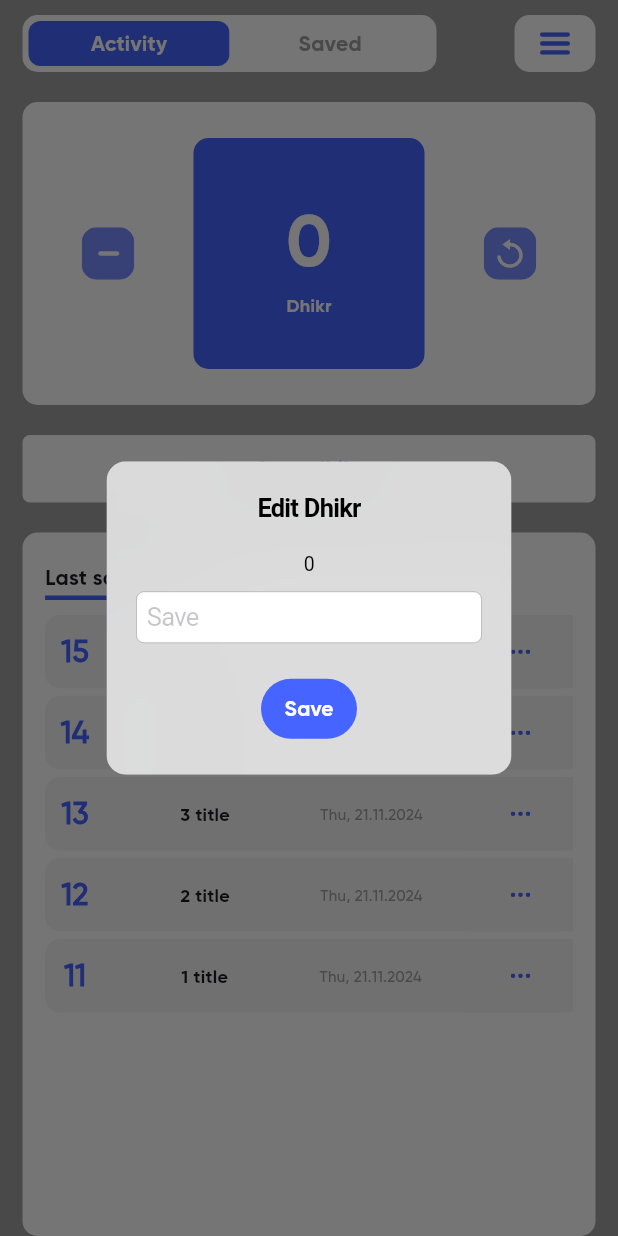
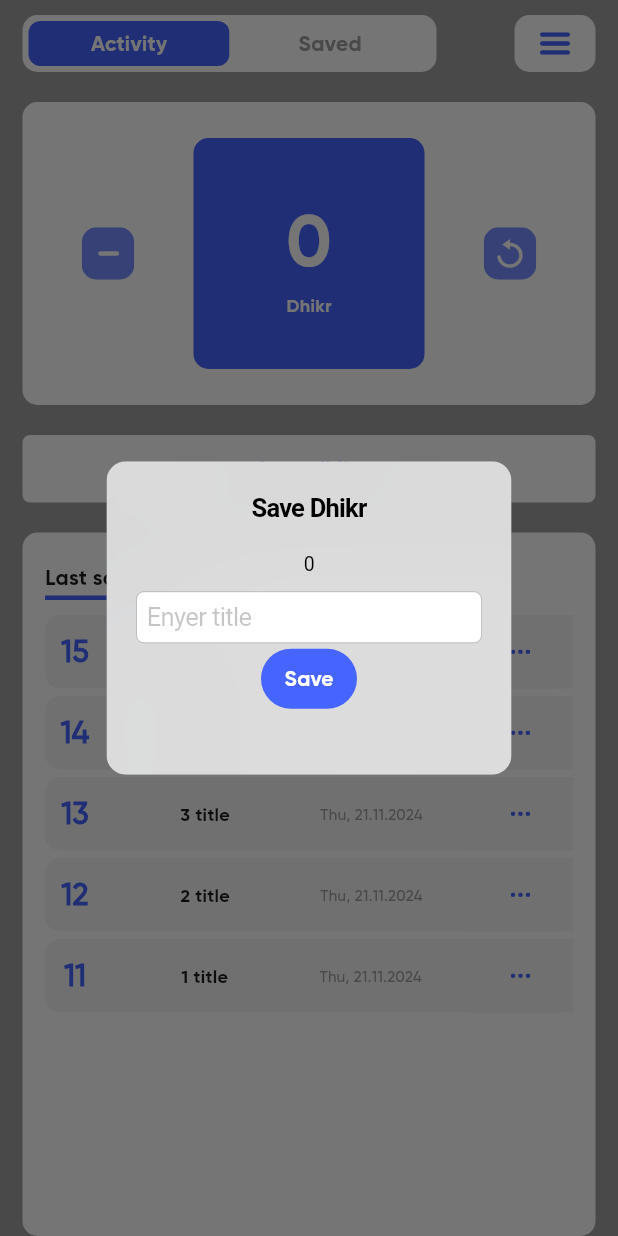
Before and after one commit to siblapin/lessons_new, a Flutter app: the screen it shows after launch, after a tap on "Save dhikr", on a phone screen of 412 x 824 dp. Run offline on Flutter 3.47's test engine with Material 3 defaults, Android fonts, the phone set to English and light mode, and no system bars; our stand-ins replace flutter_svg, go_router, shared_preferences.

Commit message:
ver 0.12 provider

```diff
--- a/lib/constants/constants.dart
+++ b/lib/constants/constants.dart
@@ -1,65 +1,5 @@
-import 'package:alpha16/models/dhikr.dart';
-import 'package:alpha16/screens/home/database_section.dart';
 import 'package:flutter/cupertino.dart';
 import 'package:flutter/material.dart';
-import 'package:go_router/go_router.dart';
 
 Color blueCustom = Color(0xFF4664FF);
 Color greyCustom = Color(0xFF9F9F9F);
-
-//Диалоговое окно
-void myAlertDialog(
-    {required BuildContext context,
-    required String title,
-    required int counter,
-    required bool delete,
-    Function? mySetState}) {
-  showDialog(
-      context: context,
-      builder: (context) {
-        final controller = TextEditingController();
-        return CupertinoAlertDialog(
-          title: Text('Edit Dhikr'),
-          content: Column(children: [
-            SizedBox(height: 15),
-            Text("$counter"),
-            SizedBox(height: 10),
-            CupertinoTextField(
-              controller: controller,
-              placeholder: title,
-            ),
-            SizedBox(height: 20),
-            Row(
-              mainAxisAlignment: (delete == true)
-                  ? MainAxisAlignment.spaceAround
-                  : MainAxisAlignment.center,
-              children: [
-                Visibility(
-                  visible: delete,
-                  child: TextButton(
-                      onPressed: () {},
-                      child: Text(
-                        'Delete',
-                        style: TextStyle(color: Colors.red[300]),
-                      )),
-                ),
-                TextButton(
-                    style: ButtonStyle(
-                        backgroundColor: WidgetStateProperty.all(blueCustom)),
-                    onPressed: () {
-                      fakeDataBase.add(Dhikr(
-                          counter: counter,
-                          title: controller.text,
-                          data: DateTime.now()));
-                      context.pop();
-                      if (mySetState != null) {
-                        mySetState();
-                      }
-                    },
-                    child: Text('Save', style: TextStyle(color: Colors.white)))
-              ],
-            )
-          ]),
-        );
-      });
-}
--- a/lib/main.dart
+++ b/lib/main.dart
@@ -1,3 +1,4 @@
+import 'package:alpha16/providers/database_provider.dart';
 import 'package:alpha16/providers/top_section_provider.dart';
 import 'package:alpha16/screens/home/home_screen.dart';
 import 'package:flutter/material.dart';
@@ -19,6 +20,7 @@ class Alpha16 extends StatelessWidget {
       providers: [
         ChangeNotifierProvider(create: (context) => CouterProvider()),
         ChangeNotifierProvider(create: (context) => TopSectionProvider()),
+        ChangeNotifierProvider(create: (context) => DatabaseProvider()),
       ],
       child: MaterialApp.router(
         theme: ThemeData(fontFamily: 'gilroy-bold'),
--- a/lib/screens/home/counter_section.dart
+++ b/lib/screens/home/counter_section.dart
@@ -1,9 +1,14 @@
 import 'package:alpha16/constants/constants.dart';
+import 'package:alpha16/models/dhikr.dart';
 import 'package:alpha16/providers/counter_provider.dart';
 import 'package:alpha16/providers/top_section_provider.dart';
+import 'package:flutter/cupertino.dart';
 import 'package:flutter/material.dart';
 import 'package:flutter_svg/flutter_svg.dart';
+import 'package:go_router/go_router.dart';
 import 'package:provider/provider.dart';
+
+import '../../providers/database_provider.dart';
 
 // ФУНКЦИЯ добавить единицу
 // ФУНКЦИЯ убавить на единицу
@@ -89,13 +94,39 @@ class SaveDhikr extends StatelessWidget {
       visible: context.watch<TopSectionProvider>().activity,
       child: GestureDetector(
         onTap: () {
-          myAlertDialog(
-            context: context,
-            title: 'Save',
-            counter: couterProvider.counter,
-            delete: false,
-            // mySetState: mySetState
-          );
+          showDialog(
+              context: context,
+              builder: (context) {
+                final controller = TextEditingController();
+
+                return CupertinoAlertDialog(
+                  title: const Text('Save Dhikr'),
+                  content: Column(children: [
+                    SizedBox(height: 15),
+                    Text("${couterProvider.counter}"),
+                    SizedBox(height: 10),
+                    CupertinoTextField(
+                      controller: controller,
+                      placeholder: "Enyer title",
+                    ),
+                    TextButton(
+                        style: ButtonStyle(
+                            backgroundColor:
+                                WidgetStateProperty.all(blueCustom)),
+                        onPressed: () {
+                          context.read<DatabaseProvider>().addDhikr(Dhikr(
+                              counter: couterProvider.counter,
+                              title: controller.text,
+                              data: DateTime.now()));
+                          controller.dispose();
+                          context.pop();
+                        },
+                        child: Text('Save',
+                            style: TextStyle(color: Colors.white))),
+                    SizedBox(height: 20)
+                  ]),
+                );
+              });
         },
         child: Padding(
           padding: const EdgeInsets.only(top: 20, bottom: 20),
--- a/lib/screens/home/database_section.dart
+++ b/lib/screens/home/database_section.dart
@@ -1,8 +1,14 @@
 import 'package:alpha16/constants/constants.dart';
+import 'package:alpha16/main.dart';
 import 'package:alpha16/models/dhikr.dart';
+import 'package:flutter/cupertino.dart';
 import 'package:flutter/material.dart';
 import 'package:flutter_svg/flutter_svg.dart';
+import 'package:go_router/go_router.dart';
 import 'package:intl/intl.dart';
+import 'package:provider/provider.dart';
+
+import '../../providers/database_provider.dart';
 
 //Cписок  dhikrs
 //Виджет списка dhikrs
@@ -15,6 +21,7 @@ class DatabaseSection extends StatelessWidget {
 
   @override
   Widget build(BuildContext context) {
+    final databaseProvider = context.watch<DatabaseProvider>();
     return Expanded(
       child: Container(
         padding: EdgeInsets.only(top: 20, left: 15, right: 15),
@@ -33,14 +40,16 @@ class DatabaseSection extends StatelessWidget {
             ),
             Expanded(
               child: ListView.builder(
-                  itemCount: fakeDataBase.length,
+                  itemCount: databaseProvider.fakeDataBase.length,
                   itemBuilder: (context, index) {
-                    index = fakeDataBase.length - 1 - index;
+                    index = databaseProvider.fakeDataBase.length - 1 - index;
                     return WidgetApp(
-                        number: fakeDataBase[index].counter,
-                        date: DateFormat('EEE, d.M.y')
-                            .format(fakeDataBase[index].data),
-                        title: fakeDataBase[index].title);
+                      number: databaseProvider.fakeDataBase[index].counter,
+                      date: DateFormat('EEE, d.M.y')
+                          .format(databaseProvider.fakeDataBase[index].data),
+                      title: databaseProvider.fakeDataBase[index].title,
+                      index: index,
+                    );
                   }),
             ),
           ],
@@ -61,13 +70,16 @@ class WidgetApp extends StatelessWidget {
       {super.key,
       required this.number,
       required this.title,
-      required this.date});
+      required this.date,
+      required this.index});
+  int index;
   int number;
   String title;
   String date;
 
   @override
   Widget build(BuildContext context) {
+    final databaseProvider = context.watch<DatabaseProvider>();
     return Container(
       margin: EdgeInsets.only(bottom: 5),
       decoration: BoxDecoration(
@@ -98,12 +110,54 @@ class WidgetApp extends StatelessWidget {
                   fontFamily: 'gilroy-medium')),
           GestureDetector(
               onTap: () {
-                myAlertDialog(
-                  context: context,
-                  title: title,
-                  counter: number,
-                  delete: true,
-                );
+                showDialog(
+                    context: context,
+                    builder: (context) {
+                      final controller = TextEditingController();
+
+                      return CupertinoAlertDialog(
+                        title: Text('Edit Dhikr'),
+                        content: Column(children: [
+                          SizedBox(height: 15),
+                          Text("$number"),
+                          SizedBox(height: 10),
+                          CupertinoTextField(
+                            controller: controller,
+                            placeholder: title,
+                          ),
+                          SizedBox(height: 20),
+                          Row(
+                            children: [
+                              TextButton(
+                                  onPressed: () {
+                                    databaseProvider.removeDhikr(index);
+                                    context.pop();
+                                  },
+                                  child: Text(
+                                    'Delete',
+                                    style: TextStyle(color: Colors.red[300]),
+                                  )),
+                              TextButton(
+                                  style: ButtonStyle(
+                                      backgroundColor:
+                                          WidgetStateProperty.all(blueCustom)),
+                                  onPressed: () {
+                                    databaseProvider.upadateDhikr(
+                                        index,
+                                        Dhikr(
+                                            counter: number,
+                                            title: controller.text,
+                                            data: DateTime.now()));
+
+                                    context.pop();
+                                  },
+                                  child: Text('Save',
+                                      style: TextStyle(color: Colors.white)))
+                            ],
+                          )
+                        ]),
+                      );
+                    });
               },
               child: Container(
                   color: Colors.grey[100],
@@ -115,11 +169,3 @@ class WidgetApp extends StatelessWidget {
     );
   }
 }
-
-List<Dhikr> fakeDataBase = [
-  Dhikr(counter: 11, title: '1 title', data: DateTime.now()),
-  Dhikr(counter: 12, title: '2 title', data: DateTime.now()),
-  Dhikr(counter: 13, title: '3 title', data: DateTime.now()),
-  Dhikr(counter: 14, title: '4 title', data: DateTime.now()),
-  Dhikr(counter: 15, title: '5 title', data: DateTime.now()),
-];
```
Also changed, not shown: lib/providers/database_provider.dart (added, +32 -0 lines).
